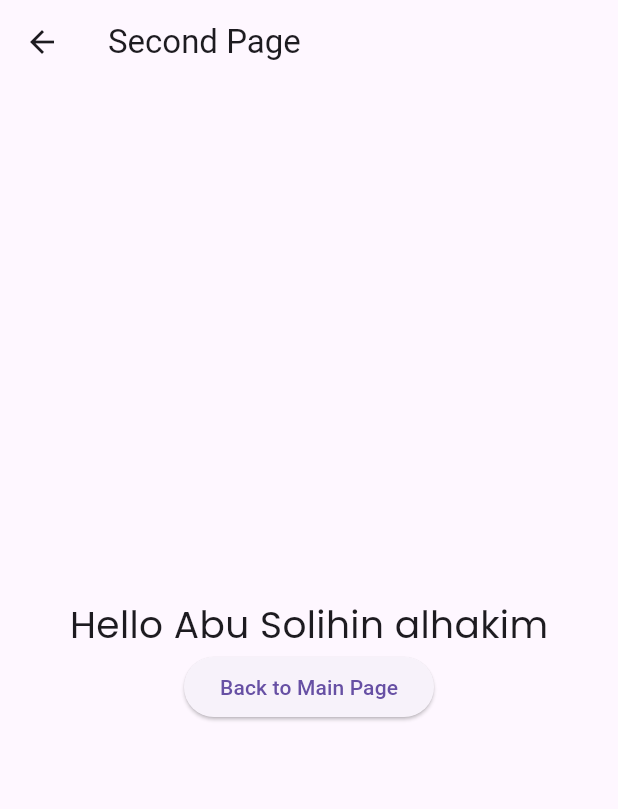
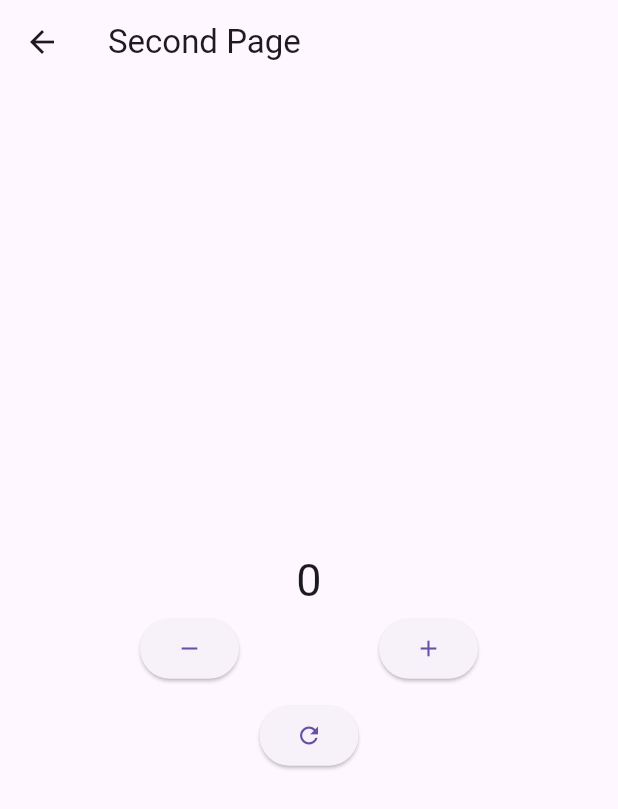
Before and after one commit to hakimxiao/flutter-riverpod-learn, a Flutter app: the screen it shows after launch, after a tap on "Go to Second Page", on a phone screen of 412 x 824 dp. Shown: the top 809 px of the screen. Run offline on Flutter 3.47's test engine with Material 3 defaults, Android fonts, the phone set to English and light mode, and no system bars; our stand-ins replace flutter_riverpod, google_fonts.

Commit message:
- MENGIMPLEMENTASIKAN PERUBAHAN DENGAN STATE RIVERPOD -
*). ref.read => membaca nilai

*). ref.read(counterProvider.notifier) => Kenapa notifier, karena notifier selain memperbarui nilai dia juga memberikan sinyal bahawa nilai berubah sehingga membuat widget di build ulang.

*). ref.read(counterProvider.notifier).state--; => baca nilai -> berikan notifier -> perbarui state = Widget yang statefull dengan fiutur state management

```diff
--- a/lib/main_page.dart
+++ b/lib/main_page.dart
@@ -20,10 +20,7 @@ class _MainPageState extends ConsumerState<MainPage> {
         child: Column(
           mainAxisAlignment: MainAxisAlignment.center,
           children: [
-            Text(
-              ref.watch(nameProvider),
-              style: GoogleFonts.poppins(fontSize: 25),
-            ),
+            Text("Hello, Riverpod!", style: GoogleFonts.poppins(fontSize: 25)),
             ElevatedButton(
               onPressed: () {
                 Navigator.push(
--- a/lib/providers.dart
+++ b/lib/providers.dart
@@ -1,5 +1,12 @@
-import 'package:flutter_riverpod/flutter_riverpod.dart';
+import 'package:flutter_riverpod/legacy.dart';
 
-final nameProvider = Provider((ref) => "Abu Solihin alhakim");
+final counterProvider = StateProvider.autoDispose((ref) => 0);
 
-final greetingProvider = Provider((ref) => "Hello ${ref.watch(nameProvider)}");
+
+// ** AUTO DISPOSE **
+// .autoDispose => Ketika kita keluar dari halaman yang menggunakan provider ini, maka provider
+//                 ini akan di dispose atau di bersihkan dari memory. Sehingga mulai dari 0 lagi
+
+// ** MANUAL DISPOSE **
+// ref.invalidate(counter) => ini adalah cara untuk membersihkan state dengan manual. contoh implementasi
+//                            ada di second_page bagian (A1)
--- a/lib/second_page.dart
+++ b/lib/second_page.dart
@@ -1,33 +1,48 @@
 import 'package:flutter/material.dart';
 import 'package:flutter_riverpod/flutter_riverpod.dart';
-import 'package:google_fonts/google_fonts.dart';
 import 'package:riverpod_learn/providers.dart';
 
-class SecondPage extends ConsumerStatefulWidget {
+class SecondPage extends ConsumerWidget {
   const SecondPage({super.key});
 
   @override
-  ConsumerState<SecondPage> createState() => _SecondPageState();
-}
+  Widget build(BuildContext context, WidgetRef ref) {
+    int number = ref.watch(counterProvider);
 
-class _SecondPageState extends ConsumerState<SecondPage> {
-  @override
-  Widget build(BuildContext context) {
     return Scaffold(
       appBar: AppBar(title: const Text('Second Page')),
       body: Center(
         child: Column(
           mainAxisAlignment: MainAxisAlignment.center,
           children: [
-            Text(
-              ref.watch(greetingProvider),
-              style: GoogleFonts.poppins(fontSize: 25),
+            Text('$number', style: TextStyle(fontSize: 30)),
+            Row(
+              mainAxisAlignment: MainAxisAlignment.spaceEvenly,
+              children: [
+                ElevatedButton(
+                  onPressed: () {
+                    // read - notifier : notifier tidak hanya merubah nilai tapi juga memberi sinyal
+                    //                   jika state berubah, sehingga widget di build ulang. Read
+                    //                   kita membaca dahulu kemudian increment.
+                    ref.read(counterProvider.notifier).state--;
+                  },
+                  child: Icon(Icons.remove),
+                ),
+                ElevatedButton(
+                  onPressed: () {
+                    ref.read(counterProvider.notifier).state++;
+                  },
+                  child: Icon(Icons.add),
+                ),
+              ],
             ),
+            SizedBox(height: 10),
             ElevatedButton(
               onPressed: () {
-                Navigator.pop(context);
+                // ** -> MANUAL DISPOSE (A1)
+                ref.invalidate(counterProvider);
               },
-              child: const Text('Back to Main Page'),
+              child: Icon(Icons.refresh),
             ),
           ],
         ),
```
